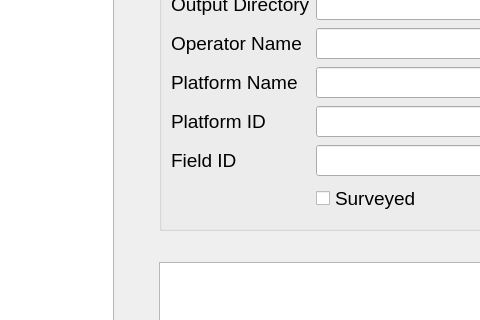
The window that source/dysense_designer.ui (DySense/DySense) describes before a commit, drawn with Qt 5; both pictures show x 151 to 631 and y 164 to 484 of the 1299 by 873 pixel window.
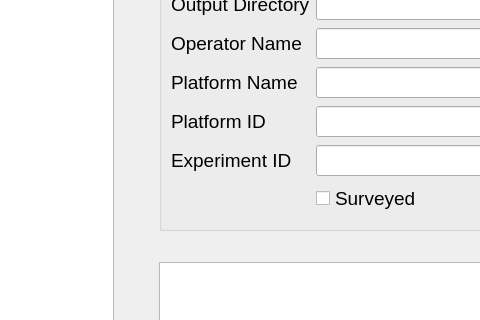
The same window after the commit.

Commit message: Switched all instances of "field id" to "experiment id"

What changed in the file:
```diff
--- a/source/dysense_designer.ui
+++ b/source/dysense_designer.ui
@@ -299,7 +299,7 @@
                  <item row="5" column="0">
                   <widget class="QLabel" name="field_id_label">
                    <property name="text">
-                    <string>Field ID</string>
+                    <string>Experiment ID</string>
                    </property>
                   </widget>
                  </item>
```
Left out of the diff: 6 changed lines with no effect on the pictures. The commit also changes 4 other files.
